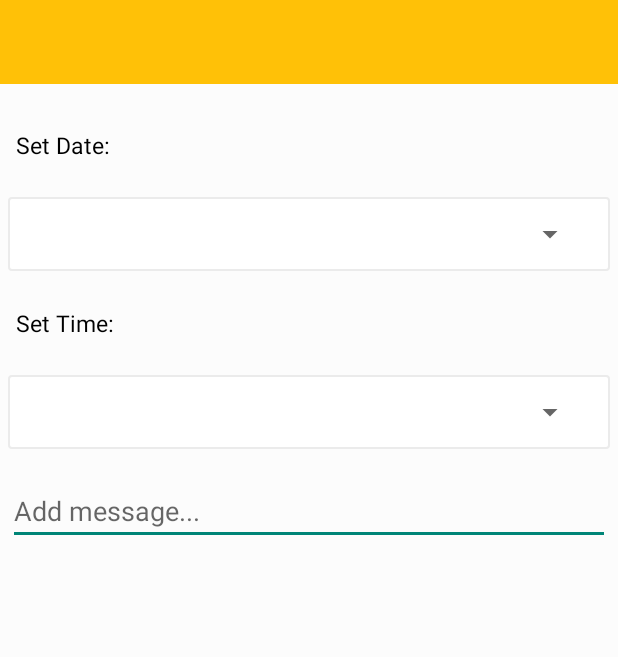
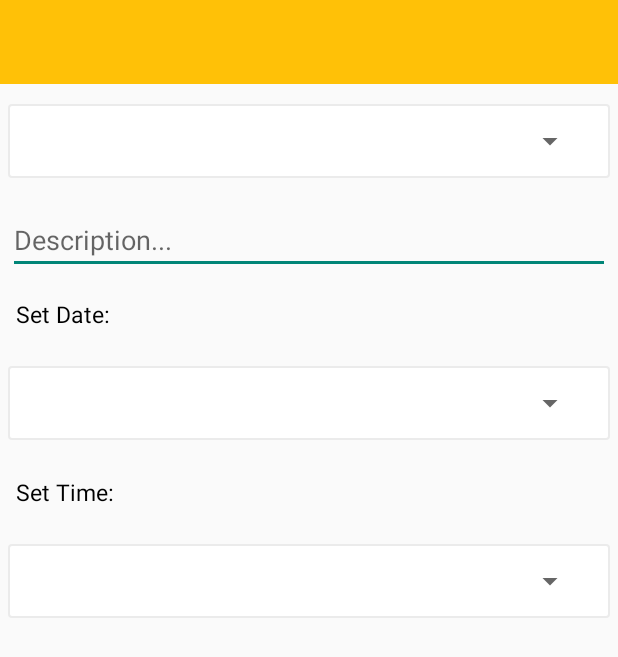
Before and after one commit to NARA-Capstone-Project/CPScan-Project, an Android app: the layout activity_task.xml on its own in the app's theme, with its tools: preview values and no code run, on a phone screen of 412 x 824 dp. Shown: the top 657 px of the screen. Run offline under Robolectric (Android 15) with nearby library versions, the phone set to English and light mode, and no system bars; network calls fail.

Commit message:
Task Activity
for adding and editing task schedule

```diff
--- a/app/src/main/java/com/example/avendano/cp_scan/Database/AppConfig.java
+++ b/app/src/main/java/com/example/avendano/cp_scan/Database/AppConfig.java
@@ -7,8 +7,8 @@ package com.example.avendano.cp_scan.Database;
 public class AppConfig {
 
     //        public static String ROOT_URL = "https://cp-scan.000webhostapp.com/android_api/"; //online
-    public static String ROOT_URL = "http://192.168.188.2/android_api/"; // genymotion
-//    public static String ROOT_URL = "http://192.168.1.5/android_api/"; //lan
+//    public static String ROOT_URL = "http://192.168.188.2/android_api/"; // genymotion
+    public static String ROOT_URL = "http://192.168.1.5/android_api/"; //lan
 
     // Server user login url
     public static String URL_LOGIN = ROOT_URL + "cict_login.php";
@@ -33,4 +33,6 @@ public class AppConfig {
     public static String URL_CHECK_LAST_REPAIR_REQUEST = ROOT_URL + "cict_repair_request_details.php";
     public static String URL_GET_ALL_REPAIR_REQUEST = ROOT_URL + "cict_getAllRepairRequest.php";
     public static String URL_UPDATE_REPAIR_REQUEST = ROOT_URL + "cict_update_repair.php";
+    public static String URL_GET_TASK = ROOT_URL + "cict_get_task_schedule.php";
+    public static String URL_SAVE_TASK = ROOT_URL + "cict_save_task_schedule.php";
 }
--- a/app/src/main/res/layout/schedule_date_time.xml
+++ b/app/src/main/res/layout/activity_task.xml
@@ -1,48 +1,15 @@
 <?xml version="1.0" encoding="utf-8"?>
 <LinearLayout xmlns:android="http://schemas.android.com/apk/res/android"
+    xmlns:app="http://schemas.android.com/apk/res-auto"
+    xmlns:tools="http://schemas.android.com/tools"
     android:layout_width="match_parent"
     android:layout_height="match_parent"
-    android:background="@color/bg"
-    android:orientation="vertical">
+    android:orientation="vertical"
+    tools:context="com.example.avendano.cp_scan.Activities.TaskActivity">
 
     <include
         android:id="@+id/toolbar"
         layout="@layout/toolbar" />
-
-    <TextView
-        android:layout_width="match_parent"
-        android:layout_height="wrap_content"
-        android:text="Computer Status:"
-        android:id="@+id/label"
-        android:visibility="gone"/>
-
-    <RadioGroup
-        android:id="@+id/comp_status"
-        android:layout_width="match_parent"
-        android:layout_height="wrap_content"
-        android:orientation="horizontal"
-        android:gravity="center_horizontal"
-        android:visibility="gone">
-
-        <RadioButton
-            android:layout_width="wrap_content"
-            android:layout_height="wrap_content"
-            android:text="Missing"
-            android:id="@+id/missing"
-            />
-
-        <RadioButton
-            android:layout_width="wrap_content"
-            android:layout_height="wrap_content"
-            android:text="Not Working"
-            android:id="@+id/not_working"/>
-    </RadioGroup>
-    <TextView
-        android:gravity="center_horizontal"
-        android:layout_width="match_parent"
-        android:layout_height="wrap_content"
-        android:id="@+id/peripherals"/>
-
     <ScrollView
         android:layout_width="match_parent"
         android:layout_height="match_parent">
@@ -51,6 +18,49 @@
             android:layout_width="match_parent"
             android:layout_height="match_parent"
             android:orientation="vertical">
+
+            <RelativeLayout
+                android:layout_width="match_parent"
+                android:layout_height="65dp"
+                android:layout_margin="5dp"
+                android:background="@drawable/bg_spinner">
+
+                <Spinner
+                    android:id="@+id/title"
+                    android:layout_width="match_parent"
+                    android:layout_height="match_parent"
+                    android:padding="5dp"></Spinner>
+            </RelativeLayout>
+
+            <LinearLayout
+                android:id="@+id/choose_layout"
+                android:visibility="gone"
+                android:layout_width="match_parent"
+                android:layout_height="wrap_content"
+                android:orientation="horizontal">
+                <TextView
+                    android:layout_width="wrap_content"
+                    android:layout_height="wrap_content"
+                    android:textSize="15sp"
+                    android:text="Choose: "/>
+
+                <TextView
+                    android:id="@+id/choose"
+                    android:layout_width="match_parent"
+                    android:layout_height="wrap_content"
+                    android:background="@drawable/style_edittext"
+                    android:focusable="false"
+                    android:padding="5dp"
+                    android:textSize="15sp"/>
+            </LinearLayout>
+
+            <EditText
+                android:id="@+id/desc"
+                android:layout_width="match_parent"
+                android:layout_height="wrap_content"
+                android:layout_margin="5dp"
+                android:hint="Description..."
+                android:maxLength="80" />
 
             <TextView
                 android:layout_width="wrap_content"
@@ -121,29 +131,7 @@
                 android:textSize="15sp"
                 android:visibility="gone" />
 
-            <EditText
-                android:id="@+id/message"
-                android:layout_width="match_parent"
-                android:layout_height="wrap_content"
-                android:layout_margin="5dp"
-                android:hint="Add message..."
-                android:maxLength="120" />
-            <!--add image for reporting of pc-->
-            <LinearLayout
-                android:layout_width="match_parent"
-                android:layout_height="wrap_content"
-                android:orientation="horizontal"
-                android:padding="10dp">
-
-                <ImageView
-                    android:id="@+id/photo1"
-                    android:layout_width="match_parent"
-                    android:layout_height="200dp"
-                    android:background="@drawable/dotted_lines"
-                    android:src="@drawable/ic_addphoto"
-                    android:visibility="gone" />
-
-            </LinearLayout>
         </LinearLayout>
     </ScrollView>
+
 </LinearLayout>
--- a/app/src/main/res/layout/task_item.xml
+++ b/app/src/main/res/layout/task_item.xml
@@ -14,7 +14,7 @@
             android:layout_width="wrap_content"
             android:layout_height="wrap_content"
             android:text="Title"
-            android:textSize="25sp"/>
+            android:textSize="20sp"/>
 
         <TextView
             android:id="@+id/description"
```
Also changed, not shown: app/src/main/AndroidManifest.xml (+40 -26 lines), app/src/main/java/com/example/avendano/cp_scan/Activities/TaskActivity.java (added, +247 -0 lines), app/src/main/java/com/example/avendano/cp_scan/Adapter/TaskAdapter.java (+40 -2 lines), app/src/main/java/com/example/avendano/cp_scan/Fragments/Schedule_Page.java (+86 -4 lines), app/src/main/java/com/example/avendano/cp_scan/Model/Task.java (+14 -1 lines), app/src/main/res/layout/fragment_schedule__page.xml (+7 -5 lines), app/src/main/res/layout/popup_room_pc_list.xml (added, +12 -0 lines).
